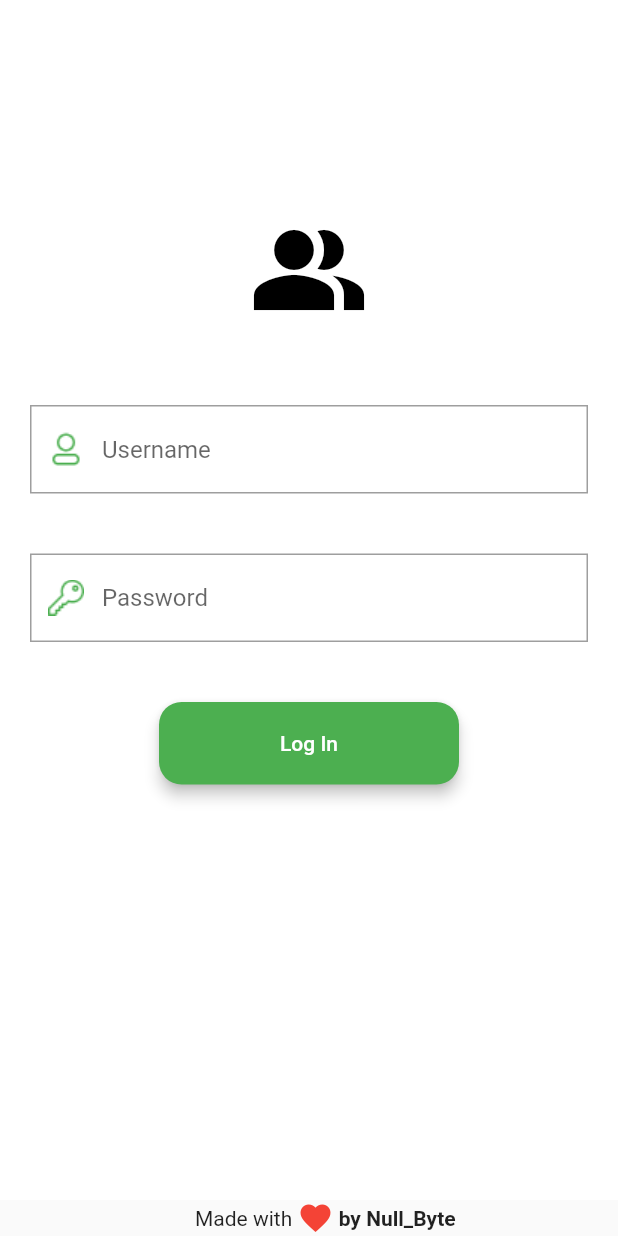
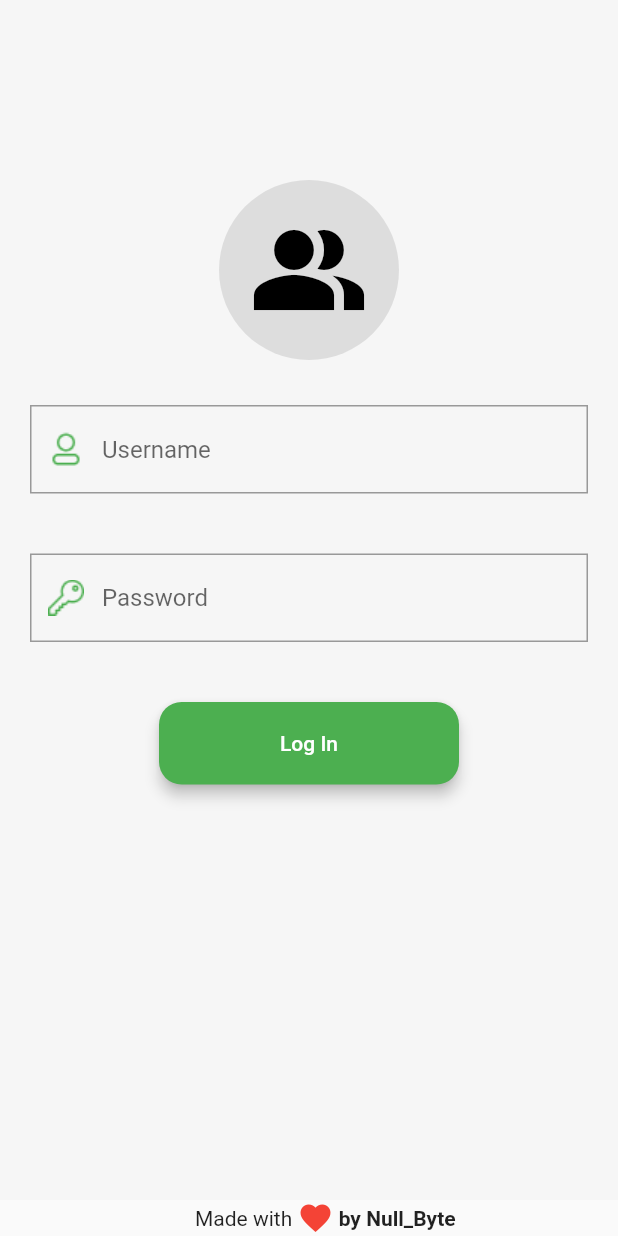
Before and after one commit to sahilkamate03/ResQ, a Flutter app: the screen it shows after launch, on a phone screen of 412 x 824 dp. Run offline on Flutter 3.47's test engine with Material 2 defaults, Android fonts, the phone set to English and light mode, and no system bars; our stand-ins replace flutter_speed_dial.

Commit message:
1st commit

```diff
--- a/lib/login_page.dart
+++ b/lib/login_page.dart
@@ -8,13 +8,12 @@ class LoginPage extends StatefulWidget {
 }
 
 class _LoginPageState extends State<LoginPage> {
-   bool isloggedin = false;
   @override
   Widget build(BuildContext context) {
     return MaterialApp(
       debugShowCheckedModeBanner: false,
       home: Scaffold(
-        backgroundColor: Colors.white,
+        backgroundColor: const Color.fromARGB(246, 246, 246, 246),
         body: Center(
           child: Column(
             children: [
@@ -22,7 +21,7 @@ class _LoginPageState extends State<LoginPage> {
                 height: 120,
               ),
               const CircleAvatar(
-                backgroundColor: Color(0x00D9D9D9),
+                backgroundColor: Color.fromARGB(217, 217, 217, 217),
                 radius: 60,
                 child: Icon(
                   Icons.people_alt,
@@ -37,6 +36,8 @@ class _LoginPageState extends State<LoginPage> {
                 padding: const EdgeInsets.all(20.0),
                 child: TextField(
                   decoration: InputDecoration(
+                    fillColor: Colors.black,
+                    focusColor: Colors.black,
                     hintText: 'Username',
                     prefixIcon: IconButton(
                       onPressed: () {},
@@ -60,10 +61,11 @@ class _LoginPageState extends State<LoginPage> {
                 padding: const EdgeInsets.all(20.0),
                 child: TextField(
                   decoration: InputDecoration(
+                    fillColor: Colors.black,
                     hintText: 'Password',
                     prefixIcon: IconButton(
                       icon: Image.asset('images/password logo.png'),
-                      //color: const Color.fromARGB(255, 73, 193, 77),
+                      color: const Color.fromRGBO(98, 185, 102, 0),
                       onPressed: () {},
                     ),
                     border: const OutlineInputBorder(
@@ -85,7 +87,6 @@ class _LoginPageState extends State<LoginPage> {
                 width: 200,
                 child: ElevatedButton(
                   onPressed: () {
-                    isloggedin = true;
                     Navigator.push(
                       context,
                       MaterialPageRoute(builder: (context) => const HomePage()),
```
Also changed, not shown: lib/home_page.dart (+10 -2 lines).
